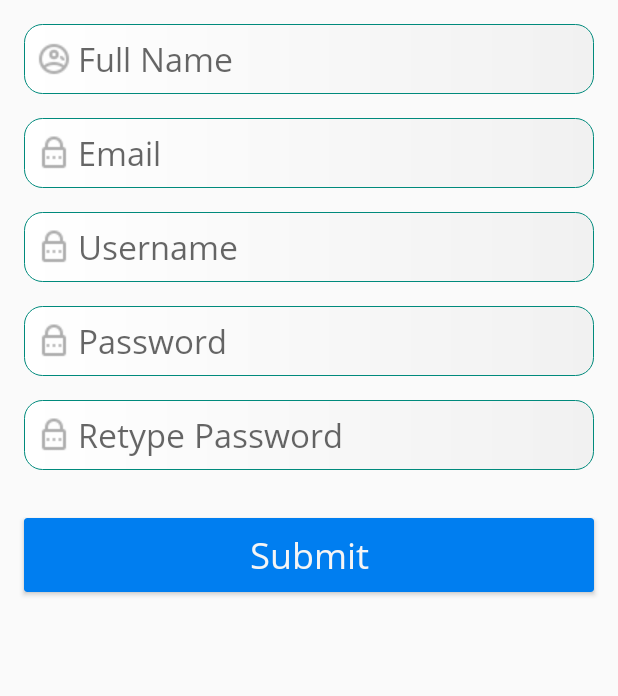
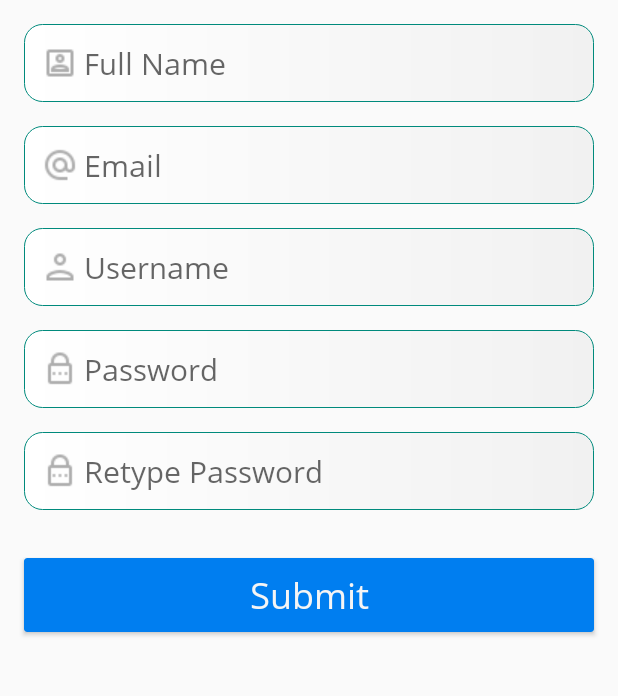
Before and after one commit to AshHasib/home-finder, an Android app: the RegistrationActivity screen opened directly, with no data from a screen before it, on a phone screen of 412 x 824 dp, the part 210-906 px from its top. Run offline under Robolectric (Android 15) with nearby library versions, the phone set to English and light mode, and no system bars.

Commit message:
Icons fixed

```diff
--- a/app/src/main/res/layout/activity_registration.xml
+++ b/app/src/main/res/layout/activity_registration.xml
@@ -23,12 +23,12 @@
         android:layout_height="wrap_content"
         android:layout_margin="16dp"
         android:background="@drawable/input_bg"
-        android:drawableLeft="@drawable/ic_username"
+        android:drawableLeft="@drawable/ic_name"
         android:drawablePadding="4dp"
         android:drawableTint="#AEAEAE"
         android:hint="Full Name"
-        android:padding="8dp"
-        android:textSize="22dp"
+        android:padding="12dp"
+        android:textSize="20dp"
         app:layout_constraintTop_toBottomOf="@+id/imageView"
         tools:layout_editor_absoluteX="32dp" />
 
@@ -39,12 +39,12 @@
         android:layout_height="wrap_content"
         android:layout_margin="16dp"
         android:background="@drawable/input_bg"
-        android:drawableLeft="@drawable/ic_password"
+        android:drawableLeft="@drawable/ic_email"
         android:drawablePadding="4dp"
         android:drawableTint="#AEAEAE"
         android:hint="Email"
-        android:padding="8dp"
-        android:textSize="22dp"
+        android:padding="12dp"
+        android:textSize="20dp"
         app:layout_constraintTop_toBottomOf="@+id/txtSignupFullName"
         tools:layout_editor_absoluteX="16dp" />
 
@@ -54,12 +54,12 @@
         android:layout_height="wrap_content"
         android:layout_margin="16dp"
         android:background="@drawable/input_bg"
-        android:drawableLeft="@drawable/ic_password"
+        android:drawableLeft="@drawable/ic_profile"
         android:drawablePadding="4dp"
         android:drawableTint="#AEAEAE"
         android:hint="Username"
-        android:padding="8dp"
-        android:textSize="22dp"
+        android:padding="12dp"
+        android:textSize="20dp"
         app:layout_constraintTop_toBottomOf="@+id/txtSignupEmail"
         tools:layout_editor_absoluteX="16dp" />
 
@@ -74,8 +74,8 @@
         android:drawableTint="#AEAEAE"
         android:inputType="textPassword"
         android:hint="Password"
-        android:padding="8dp"
-        android:textSize="22dp"
+        android:padding="12dp"
+        android:textSize="20dp"
         app:layout_constraintTop_toBottomOf="@+id/txtSignupUsername"
         tools:layout_editor_absoluteX="16dp" />
 
@@ -89,8 +89,8 @@
         android:drawablePadding="4dp"
         android:drawableTint="#AEAEAE"
         android:hint="Retype Password"
-        android:padding="8dp"
-        android:textSize="22dp"
+        android:padding="12dp"
+        android:textSize="20dp"
         android:inputType="textPassword"
         app:layout_constraintTop_toBottomOf="@+id/txtSignupPassword"
         tools:layout_editor_absoluteX="16dp" />
--- a/app/src/main/res/values/styles.xml
+++ b/app/src/main/res/values/styles.xml
@@ -6,6 +6,7 @@
         <item name="colorPrimary">@color/colorPrimary</item>
         <item name="colorPrimaryDark">@color/colorPrimaryDark</item>
         <item name="colorAccent">@color/colorAccent</item>
+        <item name="android:textColor">@color/colorLightBlack</item>
         <item name="android:fontFamily">@font/open_sans</item>
     </style>
 
@@ -13,5 +14,4 @@
         <item name="android:textColor">@color/colorAccent</item>
         <item name="android:fontFamily">@font/open_sans</item>
     </style>
-
 </resources>
```
Also changed, not shown: app/src/main/res/layout/activity_login.xml (+5 -5 lines), app/src/main/res/layout/activity_main.xml (+1 -12 lines), app/src/main/res/drawable/ic_email.png (added), app/src/main/res/drawable/ic_name.png (added), app/src/main/res/drawable/ic_phone.png (added), app/src/main/res/drawable/ic_profile.png (added).
